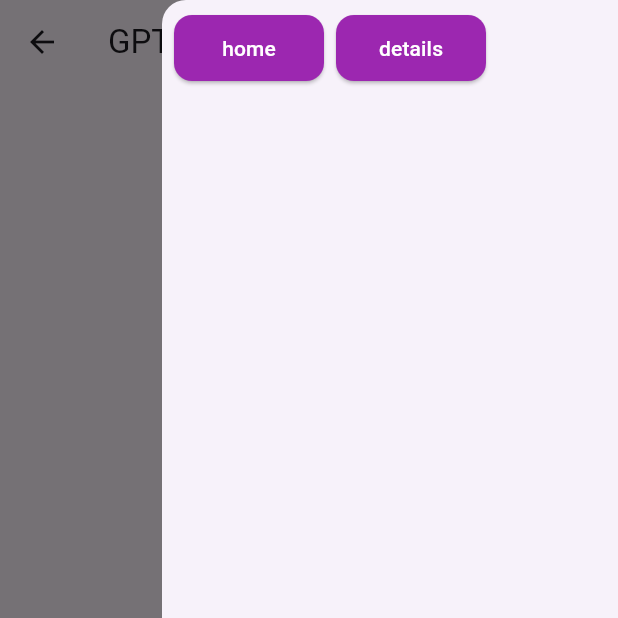
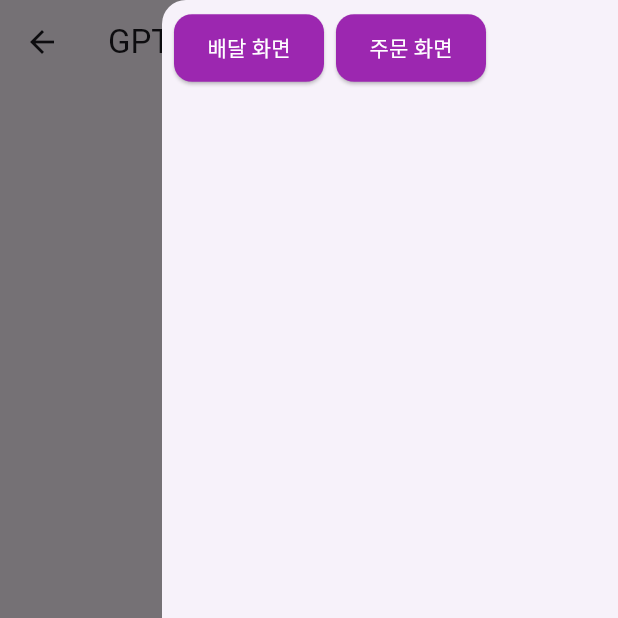
Before and after one commit to yunseoLee0343/feature_navigator, a Flutter app: the ChatPage screen opened directly, with the side drawer open, on a phone screen of 412 x 824 dp, the top half of it. Run offline on Flutter 3.47's test engine with Material 3 defaults, Android fonts, the phone set to English and light mode, and no system bars; our stand-ins replace go_router.

Commit message:
feat: GPT 프롬프팅

```diff
--- a/example/lib/main.dart
+++ b/example/lib/main.dart
@@ -14,18 +14,18 @@ class MyApp extends StatelessWidget {
   MyApp({super.key})
       : _router = FeatureRouter(
           useAI: true,
-          aiApiKey: 'user-gpt-api-key',
+          aiApiKey: 'your-api-key',
           routes: [
             FeatureRoute(
-              name: 'home',
+              name: '배달 화면',
               path: '/',
-              description: 'This is the home screen',
+              description: '배달 가능한 가게를 보여주는 화면 입니다.',
               builder: (context, state) => const HomeScreen(),
             ),
             FeatureRoute(
-              name: 'details',
+              name: '주문 화면',
               path: '/details',
-              description: 'This is the details screen',
+              description: '특정 가게에서 음식을 주문하는 화면 입니다.',
               builder: (context, state) => const DetailsScreen(),
               includeChat: true,
             ),
--- a/lib/chat_page.dart
+++ b/lib/chat_page.dart
@@ -2,7 +2,6 @@ import 'package:feature_navigator/gpt_model.dart';
 import 'package:feature_navigator/gpt_service.dart';
 import 'package:flutter/material.dart';
 import 'package:go_router/go_router.dart';
-
 
 import 'feature_route.dart';
 import 'feature_router_provider.dart';
@@ -61,17 +60,18 @@ class ChatPageState extends State<ChatPage> {
         title: const Text('GPT Chat'),
       ),
       endDrawer: Drawer(
+        child: SafeArea(
           child: Padding(
             padding: const EdgeInsets.all(8.0),
             child: Wrap(
-            spacing: 8.0, // Horizontal spacing between buttons
-            runSpacing: 8.0, // Vertical spacing between rows
+              spacing: 8.0,
+              runSpacing: 8.0,
               children: routeInfoProvider.getRoutesInfo().map((routeInfo) {
                 return SizedBox(
-                width: 100, // Fixed width for buttons, adjust as needed
+                  width: 100,
                   child: ElevatedButton(
                     onPressed: () {
-                    Navigator.pop(context); // Close the drawer
+                      Navigator.pop(context);
                       context.go(routeInfo['path']!);
                     },
                     style: ElevatedButton.styleFrom(
@@ -97,6 +97,7 @@ class ChatPageState extends State<ChatPage> {
             ),
           ),
         ),
+      ),
       body: Column(
         children: [
           Expanded(
@@ -104,6 +105,18 @@ class ChatPageState extends State<ChatPage> {
               itemCount: _messages.length,
               itemBuilder: (context, index) {
                 final message = _messages[index];
+                print(message);
+                String path = '';
+
+                if (message['role'] == 'assistant') {
+                  int questionMarkIndex = message['content']!.indexOf('?');
+                  path = message['content']!
+                      .substring(questionMarkIndex + 1)
+                      .trim();
+                }
+
+                print('Extracted Path: $path');
+
                 return ListTile(
                   title: Text(message['content']!),
                   subtitle: Text(message['role'] == 'user' ? 'You' : 'GPT'),
@@ -112,6 +125,12 @@ class ChatPageState extends State<ChatPage> {
                       : null,
                   trailing: message['role'] == 'user'
                       ? const Icon(Icons.person)
+                      : null,
+                  // If there's a path in the message, show a button
+                  onTap: path != ''
+                      ? () {
+                          context.push(path);
+                        }
                       : null,
                 );
               },
```
Also changed, not shown: lib/gpt_service.dart (+15 -3 lines). Lines whose indentation alone changed are shown as unchanged.
